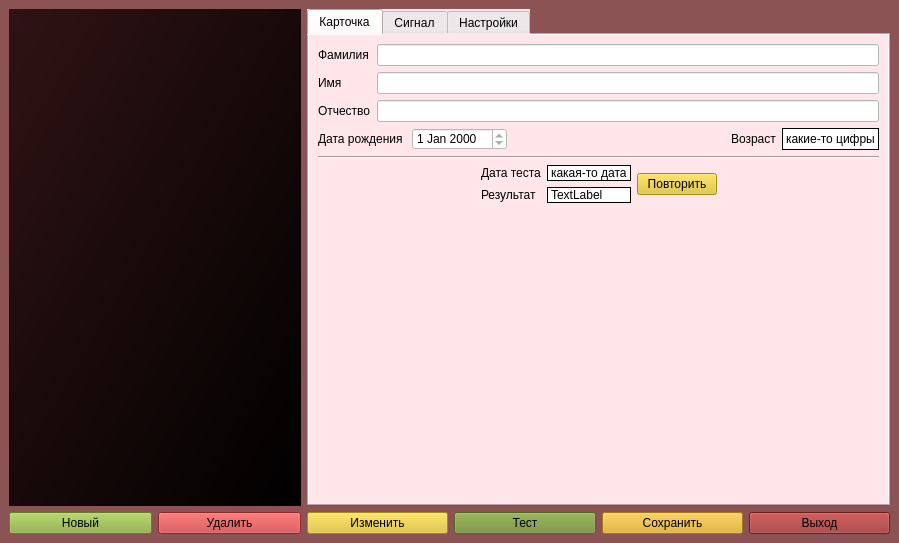
Above: design1.ui from egorguslyan/kvantoriada before the change. Below: the same form after it.
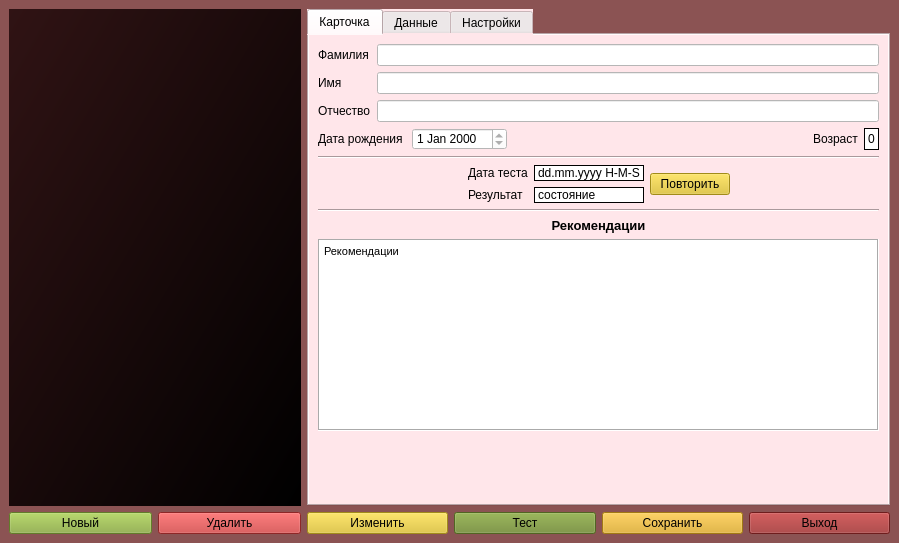
That is the form after the change. Icons and pictures are not drawn. Custom widgets are drawn as their Qt base class.

Diff of the .ui file:
```diff
--- a/design1.ui
+++ b/design1.ui
@@ -735,7 +735,7 @@
                <enum>QFrame::Box</enum>
               </property>
               <property name="text">
-               <string>какие-то цифры</string>
+               <string>0</string>
               </property>
              </widget>
             </item>
@@ -781,7 +781,7 @@
                  <enum>QFrame::Box</enum>
                 </property>
                 <property name="text">
-                 <string>какая-то дата</string>
+                 <string>dd.mm.yyyy H-M-S</string>
                 </property>
                </widget>
               </item>
@@ -801,7 +801,7 @@
                  <enum>QFrame::Box</enum>
                 </property>
                 <property name="text">
-                 <string>TextLabel</string>
+                 <string>состояние</string>
                 </property>
                </widget>
               </item>
@@ -832,6 +832,51 @@
             </item>
            </layout>
           </item>
+          <item>
+           <widget class="Line" name="line_3">
+            <property name="orientation">
+             <enum>Qt::Horizontal</enum>
+            </property>
+           </widget>
+          </item>
+          <item>
+           <widget class="QLabel" name="label_16">
+            <property name="font">
+             <font>
+              <pointsize>10</pointsize>
+              <weight>75</weight>
+              <bold>true</bold>
+             </font>
+            </property>
+            <property name="text">
+             <string>Рекомендации</string>
+            </property>
+            <property name="alignment">
+             <set>Qt::AlignCenter</set>
+            </property>
+           </widget>
+          </item>
+          <item>
+           <layout class="QHBoxLayout" name="horizontalLayout_4">
+            <item>
+             <widget class="QTextBrowser" name="recommendationsText">
+              <property name="styleSheet">
+               <string notr="true">background-color: rgb(255, 255, 255);</string>
+              </property>
+              <property name="frameShape">
+               <enum>QFrame::Box</enum>
+              </property>
+              <property name="html">
+               <string>&lt;!DOCTYPE HTML PUBLIC &quot;-//W3C//DTD HTML 4.0//EN&quot; &quot;http://www.w3.org/TR/REC-html40/strict.dtd&quot;&gt;
+&lt;html&gt;&lt;head&gt;&lt;meta name=&quot;qrichtext&quot; content=&quot;1&quot; /&gt;&lt;style type=&quot;text/css&quot;&gt;
+p, li { white-space: pre-wrap; }
+&lt;/style&gt;&lt;/head&gt;&lt;body style=&quot; font-family:'MS Shell Dlg 2'; font-size:8.25pt; font-weight:400; font-style:normal;&quot;&gt;
+&lt;p style=&quot; margin-top:0px; margin-bottom:0px; margin-left:0px; margin-right:0px; -qt-block-indent:0; text-indent:0px;&quot;&gt;Рекомендации&lt;/p&gt;&lt;/body&gt;&lt;/html&gt;</string>
+              </property>
+             </widget>
+            </item>
+           </layout>
+          </item>
           <item>
            <spacer name="verticalSpacer">
             <property name="orientation">
@@ -849,7 +894,7 @@
         </widget>
         <widget class="QWidget" name="ecg">
          <attribute name="title">
-          <string>Сигнал</string>
+          <string>Данные</string>
          </attribute>
          <layout class="QVBoxLayout" name="verticalLayout_3">
           <item>
```
Left out of the diff: 8 changed lines with no effect on the pictures.
